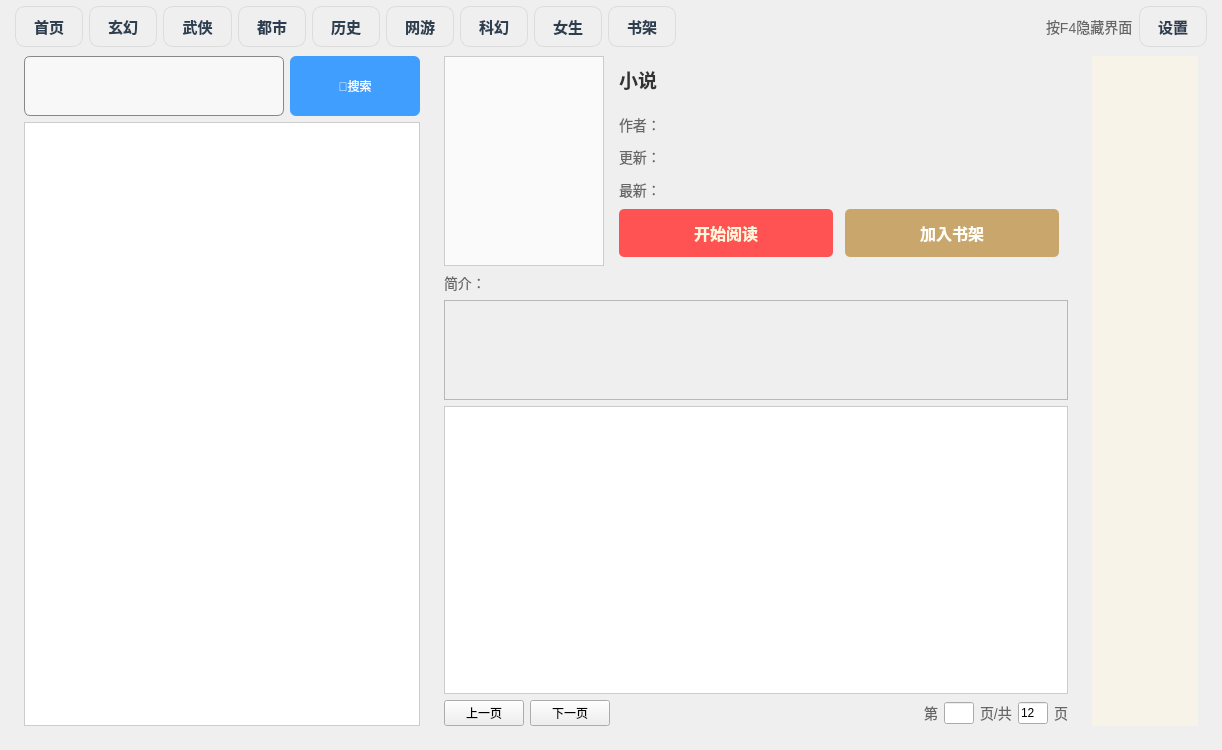
Qt form mainwindow.ui (lankai7/Novel_Book) before a commit.
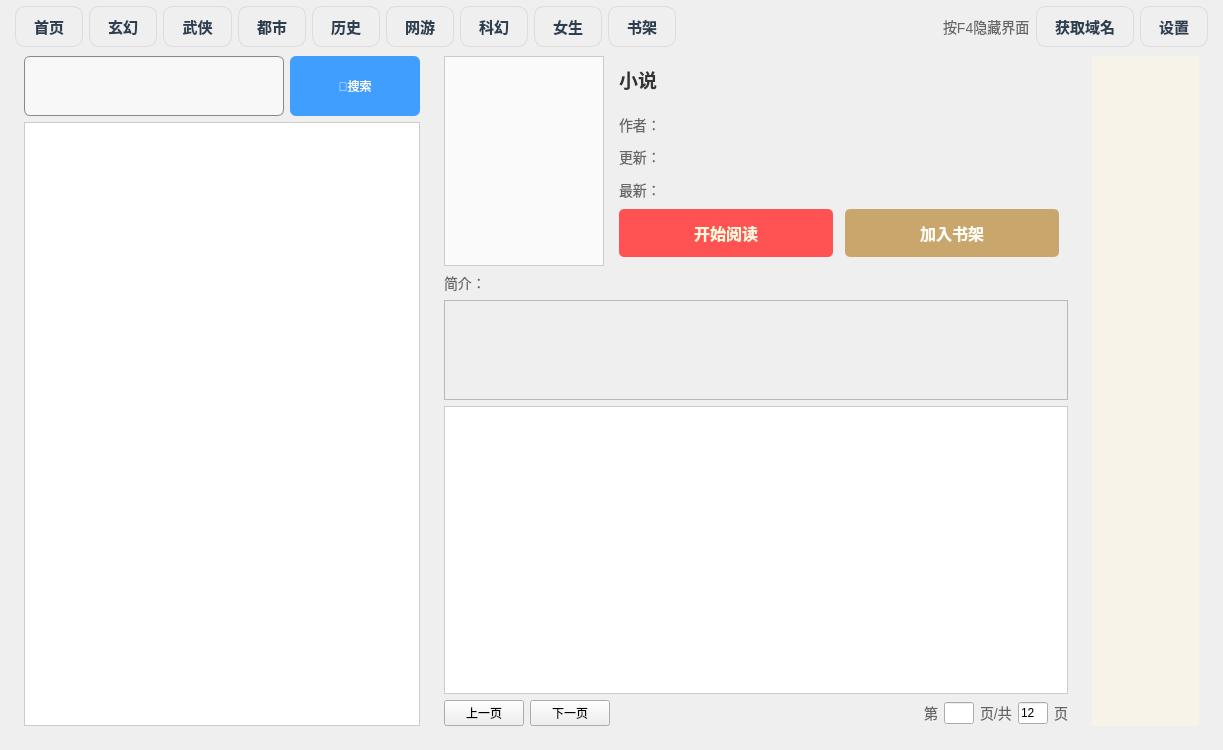
The same form after that commit.

Patch:
```diff
--- a/mainwindow.ui
+++ b/mainwindow.ui
@@ -6,7 +6,7 @@
    <rect>
     <x>0</x>
     <y>0</y>
-    <width>1222</width>
+    <width>1223</width>
     <height>750</height>
    </rect>
   </property>
@@ -293,6 +293,13 @@
          </property>
         </widget>
        </item>
+       <item>
+        <widget class="QPushButton" name="getApi">
+         <property name="text">
+          <string>获取域名</string>
+         </property>
+        </widget>
+       </item>
        <item>
         <widget class="QPushButton" name="btnSetApi">
          <property name="text">
```
